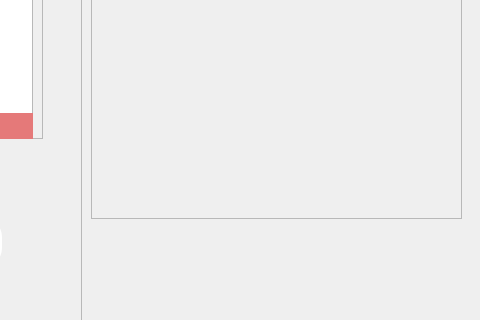
Before: the Qt Designer form ces-device-simulator/mainwindow.ui in olleosa/3004-CES-Device-Simulator, drawn with Qt 5; both pictures show x 319 to 799 and y 242 to 562 of the 799 by 722 pixel window.
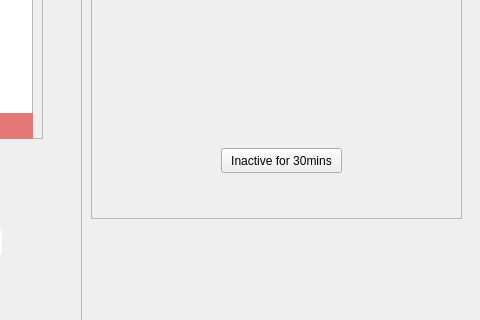
After: the same form once the commit is applied. Icons and pictures are not drawn.

Commit message: add recording duration, auto-off button, error handling stuff

What changed in the file:
```diff
--- a/ces-device-simulator/mainwindow.ui
+++ b/ces-device-simulator/mainwindow.ui
@@ -626,6 +626,19 @@
       <string>&gt; 700 uA</string>
      </property>
     </widget>
+    <widget class="QPushButton" name="autoOffButton">
+     <property name="geometry">
+      <rect>
+       <x>130</x>
+       <y>380</y>
+       <width>121</width>
+       <height>25</height>
+      </rect>
+     </property>
+     <property name="text">
+      <string>Inactive for 30mins</string>
+     </property>
+    </widget>
    </widget>
   </widget>
   <widget class="QMenuBar" name="menubar">
```
The commit also changes 8 other files.
